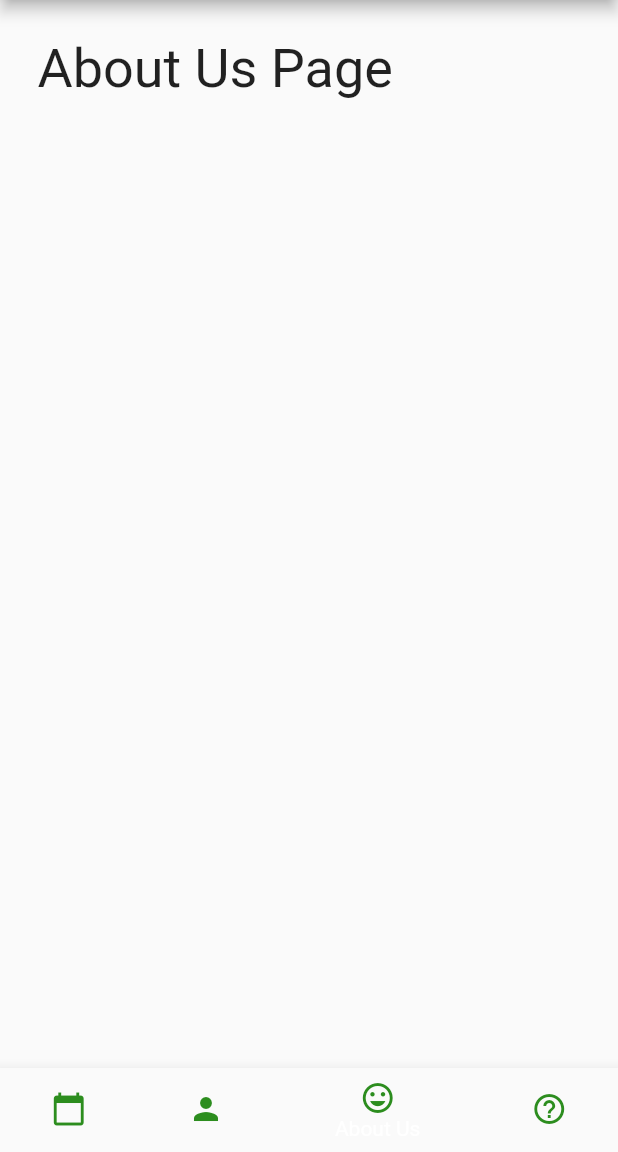
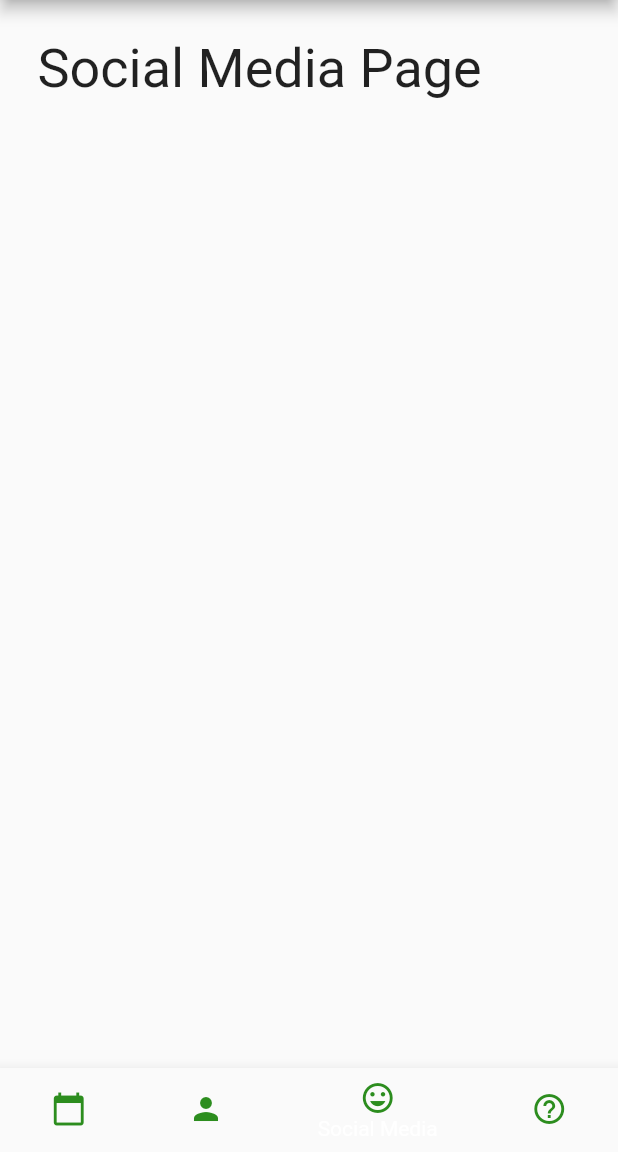
Before and after one commit to mpatel1996/ProjectAPP, a Flutter app: the screen it shows after launch, item 3 of the bottom bar chosen, on a phone screen of 412 x 824 dp, the part 84-1236 px from its top. Run offline on Flutter 3.47's test engine with Material 2 defaults, Android fonts, the phone set to English and light mode, and no system bars; our stand-ins replace table_calendar.

Commit message:
Changed About us to Social Media.

```diff
--- a/lib/main.dart
+++ b/lib/main.dart
@@ -2,7 +2,7 @@ import 'package:flutter/material.dart';
 
 
 import './staff_page.dart';
-import './aboutUs_page.dart';
+import './socialMedia_page.dart';
 import './events_page.dart';
 import './faq_page.dart';
 
@@ -19,7 +19,7 @@ class MyAppState extends State<MyApp> {
   final _pageOptions = [
     EventPage(),
     StaffPage(),
-    AboutUsPage(),
+    SocialMediaPage(),
     FaqPage(),
   ];
 
@@ -54,7 +54,7 @@ class MyAppState extends State<MyApp> {
             ),
             BottomNavigationBarItem(
               icon: Icon(Icons.mood, color: Color.fromARGB(225, 16, 126, 1),),
-              title: Text('About Us', style: TextStyle(color: Color.fromARGB(225, 16, 126, 1),),),
+              title: Text('Social Media', style: TextStyle(color: Color.fromARGB(225, 16, 126, 1),),),
             ),
             BottomNavigationBarItem(
               icon: Icon(Icons.help_outline, color: Color.fromARGB(225, 16, 126, 1),),
--- a/lib/aboutUs_page.dart
+++ b/lib/socialMedia_page.dart
@@ -1,12 +1,12 @@
 import 'package:flutter/material.dart';
 
-class AboutUsPage extends StatelessWidget {
+class SocialMediaPage extends StatelessWidget {
   @override
   Widget build(BuildContext context) {
     return Container(
       padding: EdgeInsets.all(25.0),
       child: Text(
-        'About Us Page',
+        'Social Media Page',
         style: TextStyle( fontSize: 36.0),
       ),
     );
```
Also changed, not shown: lib/staff_page.dart (+90 -7 lines).
